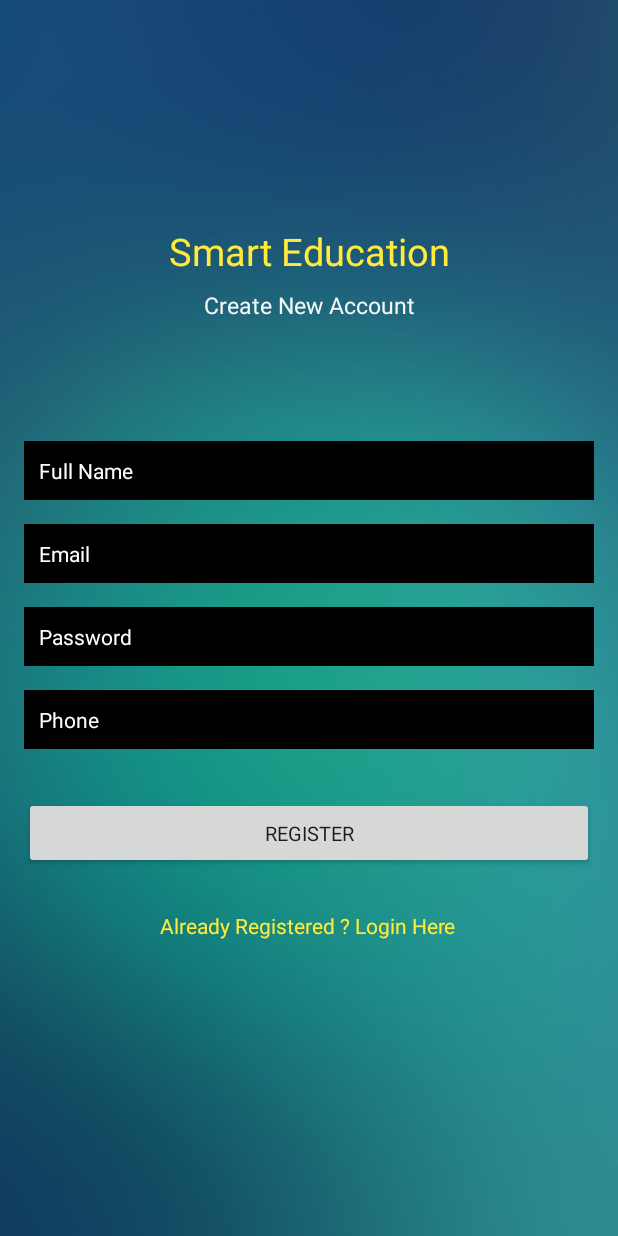
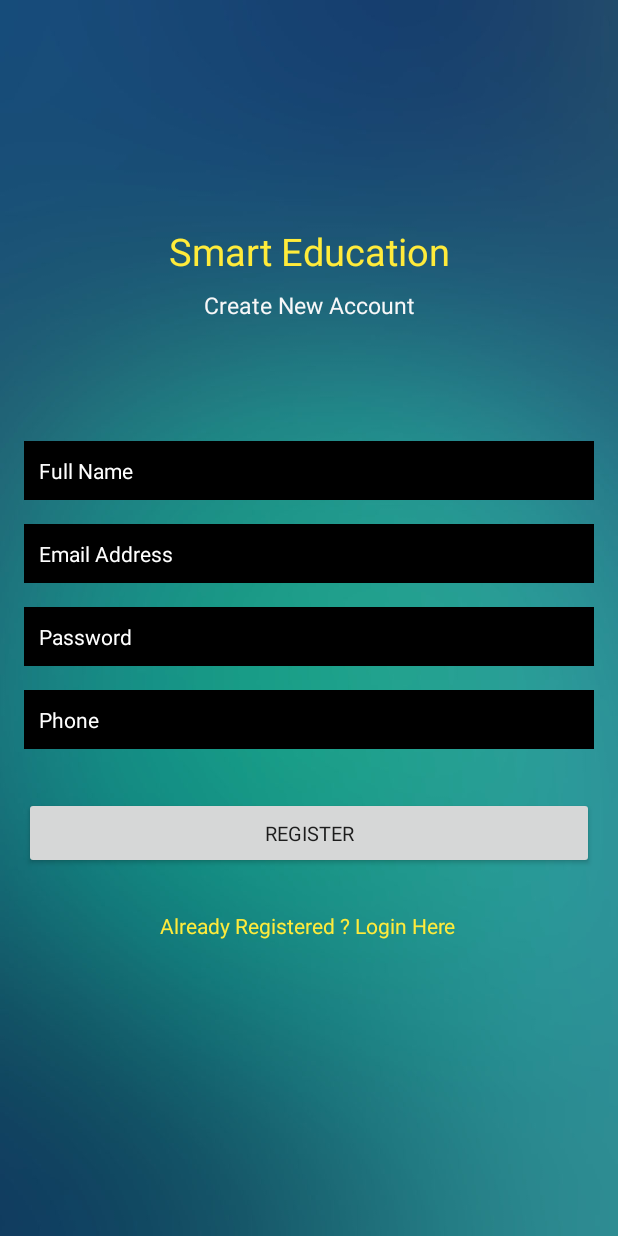
Before and after one commit to sachinghugare/smart-education, an Android app: the screen it shows after launch (Register), on a phone screen of 412 x 824 dp. Run offline under Robolectric (Android 15) with nearby library versions, the phone set to English and light mode, and no system bars; our stand-ins replace Firebase (no records; nobody signed in at launch, a user with empty details on screens opened directly); Roboto replaces fonts that are not available here.

Commit message:
Updated1

```diff
--- a/app/src/main/res/layout/activity_register.xml
+++ b/app/src/main/res/layout/activity_register.xml
@@ -63,7 +63,7 @@
         android:layout_marginTop="16dp"
         android:layout_marginEnd="16dp"
         android:ems="10"
-        android:hint="Email"
+        android:hint="Email Address"
         android:background="@android:color/black"
         android:fontFamily="@font/aclonica"
         android:padding="10dp"
```
